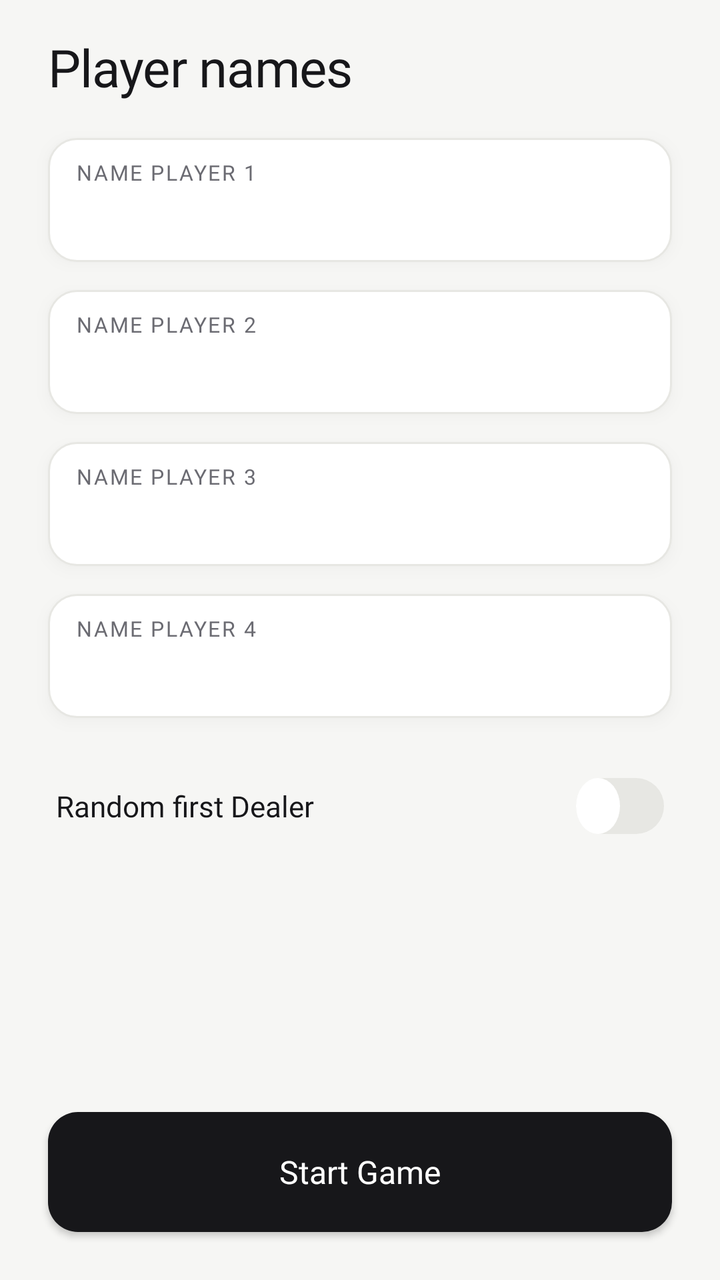
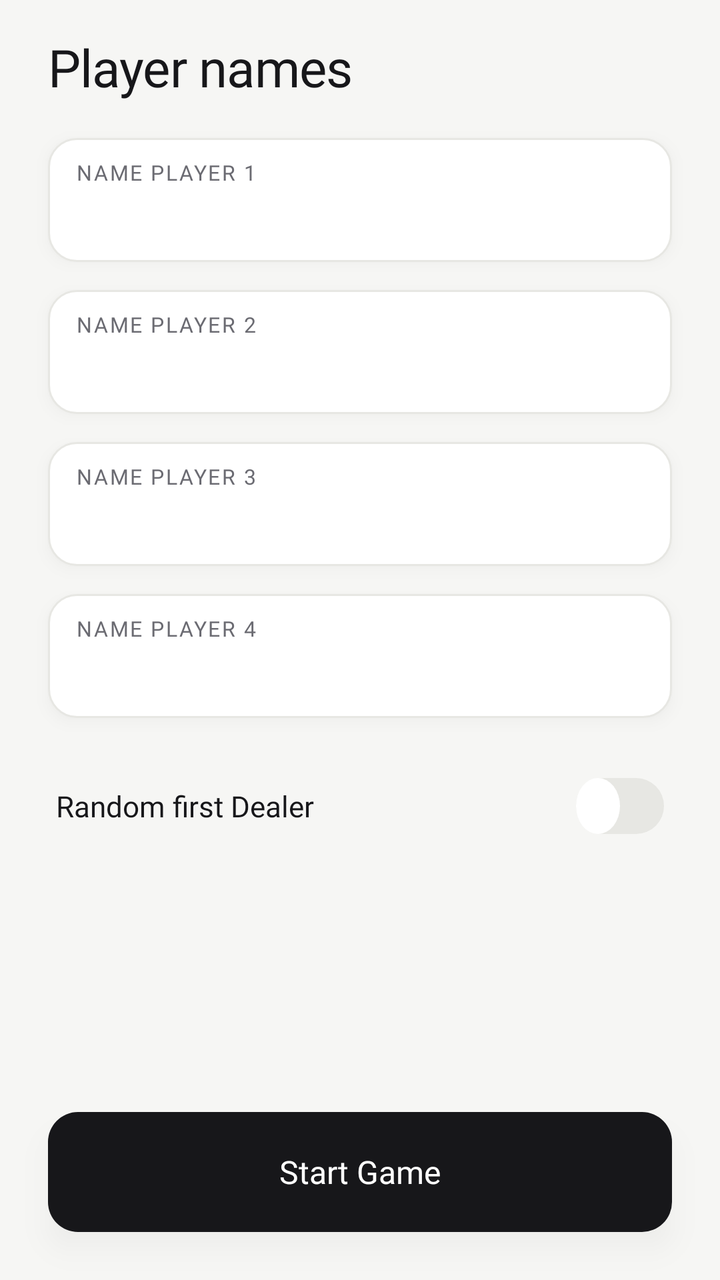

An Android layout rendered at two revisions. The XML below is the earlier revision; the diff shows what the commit changed to produce the second picture.
<!-- AndroidManifest.xml: application theme Theme.SpadesScore -->
<!-- res/layout/activity_player_names.xml -->
<?xml version="1.0" encoding="utf-8"?>
<LinearLayout xmlns:android="http://schemas.android.com/apk/res/android"
    xmlns:app="http://schemas.android.com/apk/res-auto"
    xmlns:tools="http://schemas.android.com/tools"
    android:layout_width="match_parent"
    android:layout_height="match_parent"
    android:orientation="vertical"
    android:background="?attr/appBg"
    android:clipChildren="false"
    android:clipToPadding="false"
    android:paddingStart="24dp"
    android:paddingEnd="24dp"
    android:paddingTop="16dp"
    android:paddingBottom="24dp"
    tools:context=".PlayerNamesActivity">

    
    <TextView
        android:layout_width="match_parent"
        android:layout_height="wrap_content"
        android:text="@string/set_player_names"
        android:textAppearance="@style/TextAppearance.Spades.ScreenTitle"
        android:textSize="26sp"
        android:layout_marginBottom="18dp" />

    
    <LinearLayout
        android:id="@+id/player1_card"
        android:layout_width="match_parent"
        android:layout_height="wrap_content"
        android:orientation="vertical"
        android:background="@drawable/bg_field"
        android:elevation="@dimen/card_elevation"
        android:outlineAmbientShadowColor="@color/card_shadow"
        android:outlineSpotShadowColor="@color/card_shadow"
        android:paddingStart="14dp"
        android:paddingEnd="14dp"
        android:paddingTop="10dp"
        android:paddingBottom="10dp"
        android:layout_marginBottom="14dp">

        <TextView
            android:layout_width="wrap_content"
            android:layout_height="wrap_content"
            android:text="@string/player1_name"
            android:textAppearance="@style/TextAppearance.Spades.Label"
            android:layout_marginBottom="2dp" />

        <EditText
            android:id="@+id/player1_name_input"
            android:layout_width="match_parent"
            android:layout_height="wrap_content"
            android:fontFamily="@font/space_grotesk_medium"
            android:textSize="16sp"
            android:textColor="?attr/appInk"
            android:textColorHint="?attr/appMuted"
            android:background="@null"
            android:inputType="textPersonName"
            android:maxLines="1"
            android:imeOptions="actionNext"
            android:paddingTop="2dp"
            android:paddingBottom="2dp" />
    </LinearLayout>

    
    <LinearLayout
        android:id="@+id/player2_card"
        android:layout_width="match_parent"
        android:layout_height="wrap_content"
        android:orientation="vertical"
        android:background="@drawable/bg_field"
        android:elevation="@dimen/card_elevation"
        android:outlineAmbientShadowColor="@color/card_shadow"
        android:outlineSpotShadowColor="@color/card_shadow"
        android:paddingStart="14dp"
        android:paddingEnd="14dp"
        android:paddingTop="10dp"
        android:paddingBottom="10dp"
        android:layout_marginBottom="14dp">

        <TextView
            android:layout_width="wrap_content"
            android:layout_height="wrap_content"
            android:text="@string/player2_name"
            android:textAppearance="@style/TextAppearance.Spades.Label"
            android:layout_marginBottom="2dp" />

        <EditText
            android:id="@+id/player2_name_input"
            android:layout_width="match_parent"
            android:layout_height="wrap_content"
            android:fontFamily="@font/space_grotesk_medium"
            android:textSize="16sp"
            android:textColor="?attr/appInk"
            android:textColorHint="?attr/appMuted"
            android:background="@null"
            android:inputType="textPersonName"
            android:maxLines="1"
            android:imeOptions="actionNext"
            android:paddingTop="2dp"
            android:paddingBottom="2dp" />
    </LinearLayout>

    
    <LinearLayout
        android:id="@+id/player3_card"
        android:layout_width="match_parent"
        android:layout_height="wrap_content"
        android:orientation="vertical"
        android:background="@drawable/bg_field"
        android:elevation="@dimen/card_elevation"
        android:outlineAmbientShadowColor="@color/card_shadow"
        android:outlineSpotShadowColor="@color/card_shadow"
        android:paddingStart="14dp"
        android:paddingEnd="14dp"
        android:paddingTop="10dp"
        android:paddingBottom="10dp"
        android:layout_marginBottom="14dp">

        <TextView
            android:layout_width="wrap_content"
            android:layout_height="wrap_content"
            android:text="@string/player3_name"
            android:textAppearance="@style/TextAppearance.Spades.Label"
            android:layout_marginBottom="2dp" />

        <EditText
            android:id="@+id/player3_name_input"
            android:layout_width="match_parent"
            android:layout_height="wrap_content"
            android:fontFamily="@font/space_grotesk_medium"
            android:textSize="16sp"
            android:textColor="?attr/appInk"
            android:textColorHint="?attr/appMuted"
            android:background="@null"
            android:inputType="textPersonName"
            android:maxLines="1"
            android:imeOptions="actionNext"
            android:paddingTop="2dp"
            android:paddingBottom="2dp" />
    </LinearLayout>

    
    <LinearLayout
        android:id="@+id/player4_card"
        android:layout_width="match_parent"
        android:layout_height="wrap_content"
        android:orientation="vertical"
        android:background="@drawable/bg_field"
        android:elevation="@dimen/card_elevation"
        android:outlineAmbientShadowColor="@color/card_shadow"
        android:outlineSpotShadowColor="@color/card_shadow"
        android:paddingStart="14dp"
        android:paddingEnd="14dp"
        android:paddingTop="10dp"
        android:paddingBottom="10dp"
        android:layout_marginBottom="14dp">

        <TextView
            android:layout_width="wrap_content"
            android:layout_height="wrap_content"
            android:text="@string/player4_name"
            android:textAppearance="@style/TextAppearance.Spades.Label"
            android:layout_marginBottom="2dp" />

        <EditText
            android:id="@+id/player4_name_input"
            android:layout_width="match_parent"
            android:layout_height="wrap_content"
            android:fontFamily="@font/space_grotesk_medium"
            android:textSize="16sp"
            android:textColor="?attr/appInk"
            android:textColorHint="?attr/appMuted"
            android:background="@null"
            android:inputType="textPersonName"
            android:maxLines="1"
            android:imeOptions="actionDone"
            android:paddingTop="2dp"
            android:paddingBottom="2dp" />
    </LinearLayout>

    
    <LinearLayout
        android:layout_width="match_parent"
        android:layout_height="wrap_content"
        android:orientation="horizontal"
        android:gravity="center_vertical"
        android:paddingStart="4dp"
        android:paddingEnd="4dp"
        android:paddingTop="6dp"
        android:paddingBottom="6dp">

        <TextView
            android:layout_width="0dp"
            android:layout_height="wrap_content"
            android:layout_weight="1"
            android:text="@string/random_first_dealer"
            android:fontFamily="@font/space_grotesk_medium"
            android:textSize="14.5sp"
            android:textColor="?attr/appInk" />

        <com.google.android.material.switchmaterial.SwitchMaterial
            android:id="@+id/random_dealer_checkBox"
            android:layout_width="wrap_content"
            android:layout_height="wrap_content"
            android:thumb="@drawable/switch_thumb"
            app:track="@drawable/switch_track"
            app:thumbTint="@null"
            app:trackTint="@null"
            app:useMaterialThemeColors="false" />

    </LinearLayout>

    
    <Space
        android:layout_width="match_parent"
        android:layout_height="0dp"
        android:layout_weight="1" />

    
    <Button
        android:id="@+id/start_game_button"
        android:layout_width="match_parent"
        android:layout_height="60dp"
        android:background="@drawable/bg_cta"
        android:backgroundTint="@null"
        android:text="@string/next"
        android:textColor="?attr/appCtaFg"
        android:fontFamily="@font/space_grotesk_semibold"
        android:textSize="16sp"
        android:textAllCaps="false"
        app:backgroundTint="@null" />

</LinearLayout>
<!-- resources referenced by this layout -->
<resources>
  <color name="card_shadow">#2D000000</color>
  <dimen name="card_elevation">4dp</dimen>
  <!-- drawable bg_cta (drawable) -->
  <?xml version="1.0" encoding="utf-8"?>
  <shape xmlns:android="http://schemas.android.com/apk/res/android" android:shape="rectangle">
      <solid android:color="?attr/appCtaBg" />
      <corners android:radius="15dp" />
  </shape>
  <!-- drawable bg_field (drawable) -->
  <?xml version="1.0" encoding="utf-8"?>
  <shape xmlns:android="http://schemas.android.com/apk/res/android" android:shape="rectangle">
      <solid android:color="?attr/appSurface" />
      <corners android:radius="14dp" />
      <stroke android:width="1dp" android:color="?attr/appLine" />
  </shape>
  <!-- drawable switch_thumb (drawable) -->
  <?xml version="1.0" encoding="utf-8"?>
  <shape xmlns:android="http://schemas.android.com/apk/res/android" android:shape="oval">
      <solid android:color="#FFFFFF" />
      <size android:width="22dp" android:height="22dp" />
  </shape>
  <!-- drawable switch_track (drawable) -->
  <?xml version="1.0" encoding="utf-8"?>
  <selector xmlns:android="http://schemas.android.com/apk/res/android">
      <item android:state_checked="true">
          <shape android:shape="rectangle">
              <solid android:color="?attr/appAccent" />
              <corners android:radius="14dp" />
              <size android:width="48dp" android:height="28dp" />
          </shape>
      </item>
      <item>
          <shape android:shape="rectangle">
              <solid android:color="?attr/appLine" />
              <corners android:radius="14dp" />
              <size android:width="48dp" android:height="28dp" />
          </shape>
      </item>
  </selector>
  <string name="next">Start Game</string>
  <string name="player1_name">Name Player 1</string>
  <string name="player2_name">Name Player 2</string>
  <string name="player3_name">Name Player 3</string>
  <string name="player4_name">Name Player 4</string>
  <string name="random_first_dealer">Random first Dealer</string>
  <string name="set_player_names">Player names</string>
  <style name="TextAppearance.Spades.Label" parent="">
          <item name="android:fontFamily">@font/inter_bold</item>
          <item name="android:textSize">10.5sp</item>
          <item name="android:textAllCaps">true</item>
          <item name="android:letterSpacing">0.08</item>
          <item name="android:textColor">?attr/appMuted</item>
      </style>
  <style name="TextAppearance.Spades.ScreenTitle" parent="">
          <item name="android:fontFamily">@font/space_grotesk_bold</item>
          <item name="android:textSize">24sp</item>
          <item name="android:letterSpacing">-0.01</item>
          <item name="android:textColor">?attr/appInk</item>
      </style>
  <color name="cyan2">#448D76</color>
  <color name="cyan3">#79BEA8</color>
  <color name="white">#FFFFFFFF</color>
  <color name="teal_200">#FF03DAC5</color>
  <color name="teal_700">#FF018786</color>
  <color name="black">#FF000000</color>
  <color name="bg">#F6F6F4</color>
  <color name="surface">#FFFFFF</color>
  <color name="ink">#17171A</color>
  <color name="muted">#6B6B72</color>
  <color name="accent">#4F46E5</color>
  <color name="line">#E7E7E3</color>
  <color name="track">#E7E7E3</color>
  <color name="step_bg">#F1F1EF</color>
  <color name="chip_bg">#EEEDFB</color>
  <color name="cta_bg">#17171A</color>
  <color name="cta_fg">#FFFFFF</color>
  <color name="on_accent">#FFFFFF</color>
  <color name="spade">#17171A</color>
  <color name="ring">#244F46E5</color>
  <color name="hit_bg">#0F4F46E5</color>
  <color name="warn">#C0392B</color>
  <color name="warn_bg">#1AC0392B</color>
  <!-- unchanged entries left out for length: 1 -->
</resources>

<!-- the commit's change to res/layout/activity_player_names.xml (unified diff, before → after) -->
@@ -224,6 +224,10 @@
         android:layout_height="60dp"
         android:background="@drawable/bg_cta"
         android:backgroundTint="@null"
+        android:stateListAnimator="@null"
+        android:elevation="@dimen/cta_elevation"
+        android:outlineAmbientShadowColor="@color/cta_shadow"
+        android:outlineSpotShadowColor="@color/cta_shadow"
         android:text="@string/next"
         android:textColor="?attr/appCtaFg"
         android:fontFamily="@font/space_grotesk_semibold"
<!-- resource entries referenced after the edit -->
@@ -1,7 +1,9 @@
 <!-- resources referenced by this layout -->
 <resources>
   <color name="card_shadow">#2D000000</color>
+  <color name="cta_shadow">#33000000</color>
   <dimen name="card_elevation">4dp</dimen>
+  <dimen name="cta_elevation">8dp</dimen>
   <!-- drawable bg_cta (drawable) -->
   <?xml version="1.0" encoding="utf-8"?>
   <shape xmlns:android="http://schemas.android.com/apk/res/android" android:shape="rectangle">
